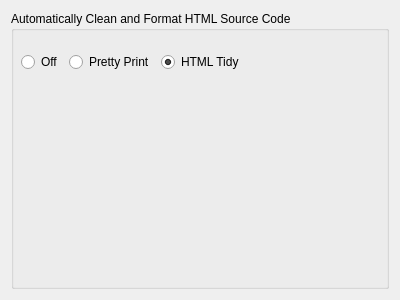
The window that src/Sigil/Form_Files/PCleanSourceWidget.ui (Sigil-Ebook/Sigil) describes before a commit, drawn with Qt 5.
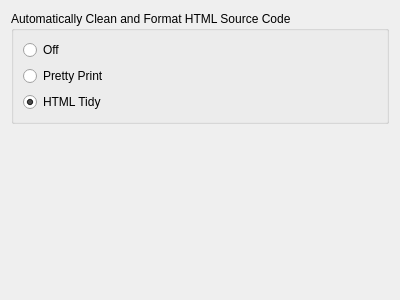
The same window after the commit.

Commit message: Tweak appearance of Clean Sources preferences to a vertical layout

The edit to the form file:
```diff
--- a/src/Sigil/Form_Files/PCleanSourceWidget.ui
+++ b/src/Sigil/Form_Files/PCleanSourceWidget.ui
@@ -19,16 +19,7 @@
      <property name="title">
       <string>Automatically Clean and Format HTML Source Code</string>
      </property>
-     <widget class="QWidget" name="layoutWidget">
-      <property name="geometry">
-       <rect>
-        <x>10</x>
-        <y>10</y>
-        <width>382</width>
-        <height>82</height>
-       </rect>
-      </property>
-      <layout class="QHBoxLayout" name="horizontalLayout" stretch="0,0,0,0">
+     <layout class="QVBoxLayout" name="verticalLayout2">
        <item>
         <widget class="QRadioButton" name="CleanLevelOff">
          <property name="toolTip">
@@ -74,10 +65,13 @@
          </property>
         </widget>
        </item>
+     </layout>
+    </widget>
+   </item>
        <item>
-        <spacer name="horizontalSpacer">
+    <spacer name="verticalSpacer">
          <property name="orientation">
-          <enum>Qt::Horizontal</enum>
+      <enum>Qt::Vertical</enum>
          </property>
          <property name="sizeHint" stdset="0">
           <size>
@@ -86,10 +80,6 @@
           </size>
          </property>
         </spacer>
-       </item>
-      </layout>
-     </widget>
-    </widget>
    </item>
   </layout>
  </widget>
```
Lines whose indentation alone changed are shown as unchanged.
